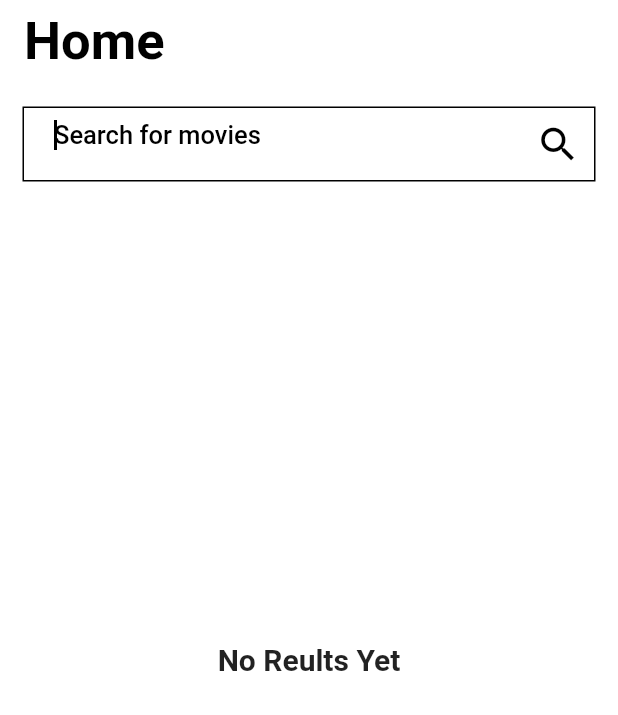
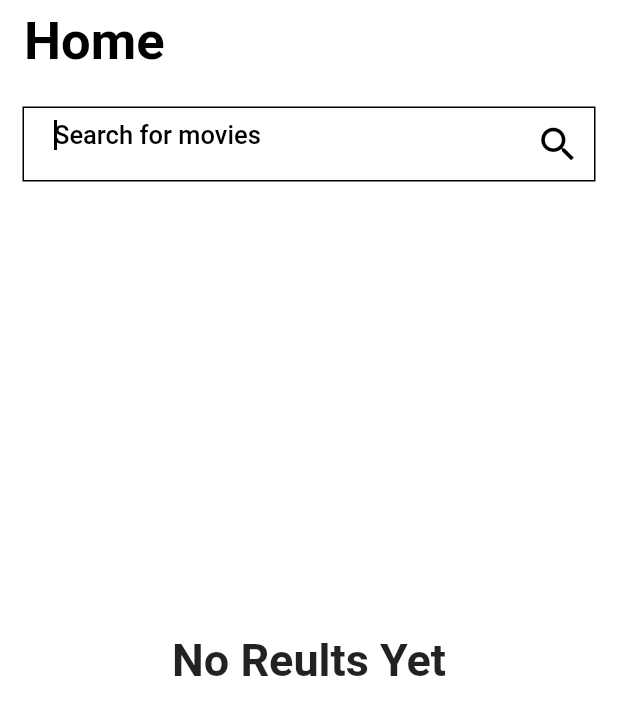
Before and after one commit to thecaptainXgod/flutter_movie_app, a Flutter app: the screen it shows after launch, on a phone screen of 412 x 824 dp. Shown: the top 715 px of the screen. Run offline on Flutter 3.47's test engine with Material 2 defaults, Android fonts, the phone set to English and light mode, and no system bars; statements that could not run were skipped.

Commit message:
Intial commit for update_ui branch

```diff
--- a/lib/screens/search_page.dart
+++ b/lib/screens/search_page.dart
@@ -39,7 +39,7 @@ class SearchPage extends StatelessWidget {
               child: Text(
               "No Reults Yet",
               style: TextStyle(
-                fontSize: 20,
+                fontSize: 30,
                 fontWeight: FontWeight.bold,
               ),
             ))
```
